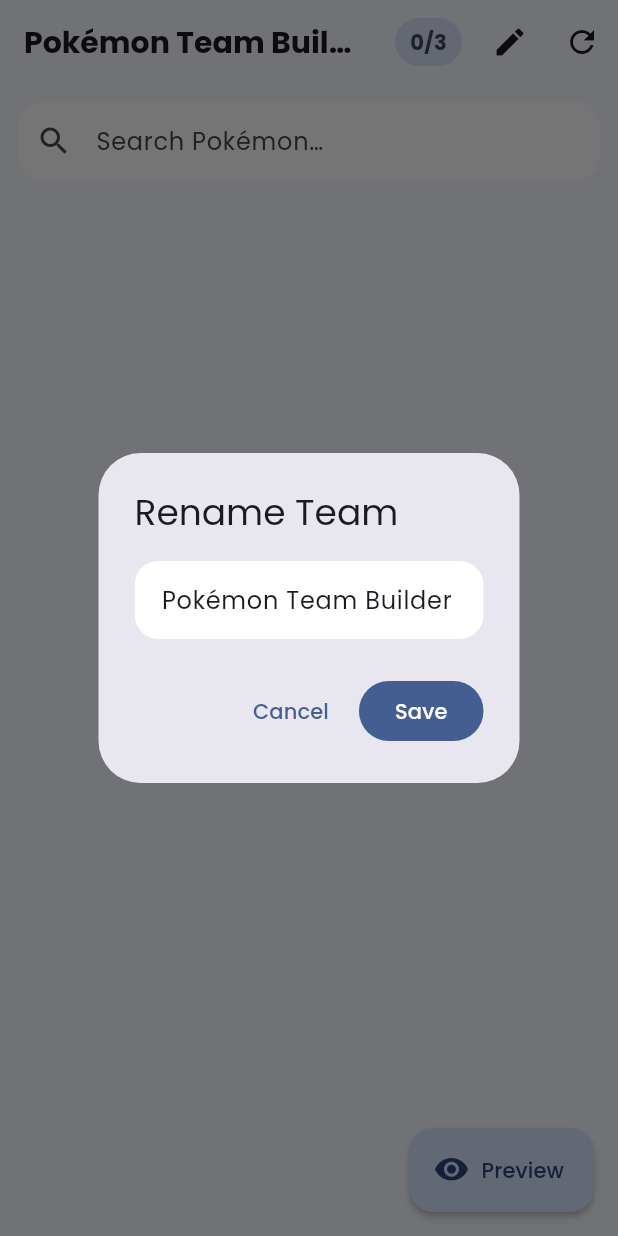
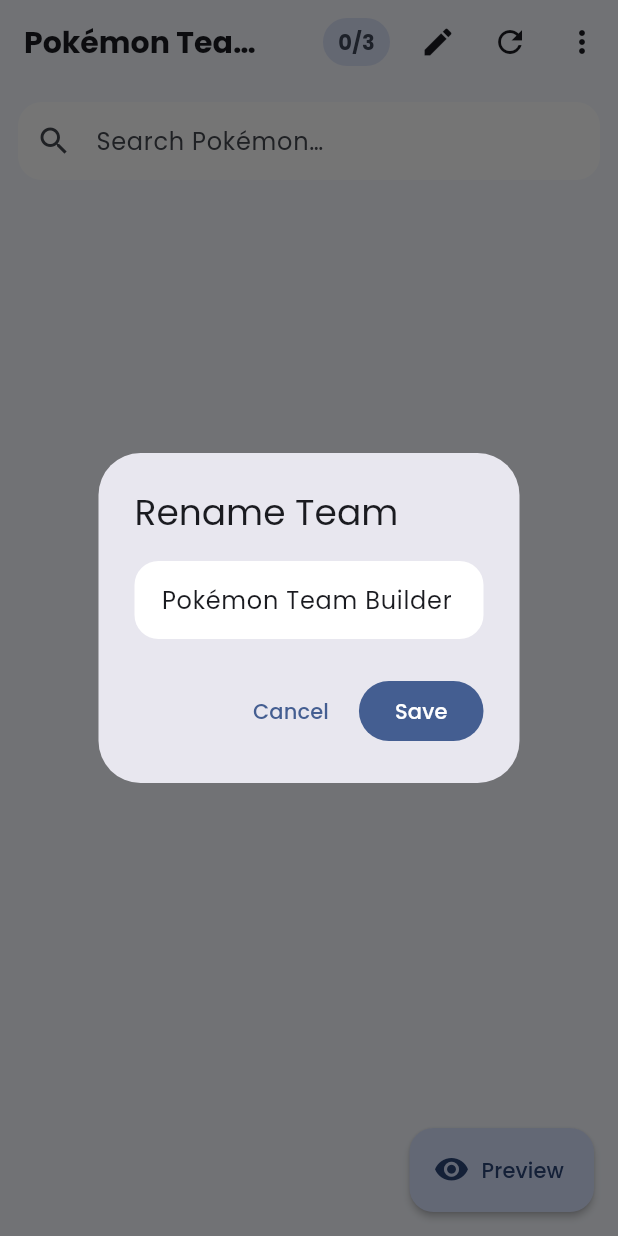
Before and after one commit to 6icsix-ux/TeamBuilderApp65114540635, a Flutter app: the screen it shows after launch, after a tap on the "edit" icon, on a phone screen of 412 x 824 dp. Run offline on Flutter 3.47's test engine with Material 3 defaults, Android fonts, the phone set to English and light mode, and no system bars; our stand-ins replace get, google_fonts; network calls fail.

```diff
--- a/lib/pages/main_page.dart
+++ b/lib/pages/main_page.dart
@@ -3,13 +3,27 @@ import 'package:get/get.dart';
 import '../controllers/team_controller.dart';
 import '../widgets/pokemon_list.dart';
 import 'team_preview_page.dart';
+import 'about_page.dart';
+import 'settings_page.dart';
 
-class MainPage extends StatelessWidget {
-  MainPage({super.key});
+class MainPage extends StatefulWidget {
+  const MainPage({super.key});
 
+  @override
+  State<MainPage> createState() => _MainPageState();
+}
+
+class _MainPageState extends State<MainPage> {
   final TeamController teamCtrl = Get.find<TeamController>();
   final TextEditingController _nameController = TextEditingController();
   final TextEditingController _searchCtrl = TextEditingController();
+
+  @override
+  void dispose() {
+    _nameController.dispose();
+    _searchCtrl.dispose();
+    super.dispose();
+  }
 
   void _openRenameDialog(BuildContext context) {
     _nameController.text = teamCtrl.teamName.value;
@@ -46,12 +60,12 @@ class MainPage extends StatelessWidget {
         title: Obx(() => Text(teamCtrl.teamName.value)),
         actions: [
           // ตัวนับทีมแบบ Chip
-          Obx(() => Center(
+          Obx(
+            () => Center(
               child: Padding(
                 padding: const EdgeInsets.symmetric(horizontal: 8),
                 child: Container(
-                    padding:
-                        const EdgeInsets.symmetric(horizontal: 10, vertical: 6),
+                  padding: const EdgeInsets.symmetric(horizontal: 10, vertical: 6),
                   decoration: BoxDecoration(
                     color: cs.secondaryContainer,
                     borderRadius: BorderRadius.circular(16),
@@ -65,7 +79,8 @@ class MainPage extends StatelessWidget {
                   ),
                 ),
               ),
-              )),
+            ),
+          ),
           IconButton(
             tooltip: 'Edit Team Name',
             icon: const Icon(Icons.edit),
@@ -75,6 +90,20 @@ class MainPage extends StatelessWidget {
             tooltip: 'Reset Team',
             icon: const Icon(Icons.refresh),
             onPressed: teamCtrl.resetTeam,
+          ),
+          // ⬇️ เมนู 3 จุด: ไป Settings และ About
+          PopupMenuButton<String>(
+            onSelected: (value) {
+              if (value == 'settings') {
+                Get.to(() => const SettingsPage());
+              } else if (value == 'about') {
+                Get.to(() => const AboutPage());
+              }
+            },
+            itemBuilder: (context) => const [
+              PopupMenuItem(value: 'settings', child: Text('Settings')),
+              PopupMenuItem(value: 'about', child: Text('About')),
+            ],
           ),
         ],
       ),
@@ -114,10 +143,11 @@ class MainPage extends StatelessWidget {
           const SizedBox(height: 8),
           // รายการโปเกมอน
           Expanded(child: PokemonList()),
+
         ],
       ),
 
-      // ✅ เหลือปุ่ม Preview ตำแหน่งเดียว (FAB)
+      // ✅ ปุ่ม Preview
       floatingActionButton: FloatingActionButton.extended(
         onPressed: _openPreview,
         icon: const Icon(Icons.visibility_rounded),
--- a/lib/theme/app_theme.dart
+++ b/lib/theme/app_theme.dart
@@ -25,6 +25,8 @@ class AppTheme {
       ),
       cardTheme: CardThemeData(
         color: Colors.white,
+        // ถ้าเวอร์ชันของคุณยังไม่มี surfaceTintColor ให้ลบบรรทัดนี้ทิ้งได้
+        surfaceTintColor: Colors.transparent,
         elevation: 0,
         margin: const EdgeInsets.symmetric(horizontal: 12, vertical: 6),
         shape: RoundedRectangleBorder(borderRadius: BorderRadius.circular(20)),
@@ -39,6 +41,9 @@ class AppTheme {
         ),
       ),
       floatingActionButtonTheme: const FloatingActionButtonThemeData(elevation: 2),
+      popupMenuTheme: PopupMenuThemeData(
+        shape: RoundedRectangleBorder(borderRadius: BorderRadius.circular(14)),
+      ),
     );
   }
 
@@ -50,6 +55,14 @@ class AppTheme {
 
     return base.copyWith(
       textTheme: GoogleFonts.poppinsTextTheme(base.textTheme),
+      appBarTheme: AppBarTheme(
+        backgroundColor: Colors.transparent,
+        elevation: 0,
+        foregroundColor: base.colorScheme.onSurface,
+        titleTextStyle: GoogleFonts.poppins(
+          fontSize: 20, fontWeight: FontWeight.w700, color: base.colorScheme.onSurface,
+        ),
+      ),
       cardTheme: CardThemeData(
         color: base.colorScheme.surfaceContainerHighest,
         elevation: 0,
@@ -65,6 +78,9 @@ class AppTheme {
           borderSide: BorderSide.none,
         ),
       ),
+      popupMenuTheme: PopupMenuThemeData(
+        shape: RoundedRectangleBorder(borderRadius: BorderRadius.circular(14)),
+      ),
     );
   }
 }
```
Also changed, not shown: lib/pages/about_page.dart (added, +46 -0 lines), lib/pages/settings_page.dart (added, +69 -0 lines). Lines whose indentation alone changed are shown as unchanged.
